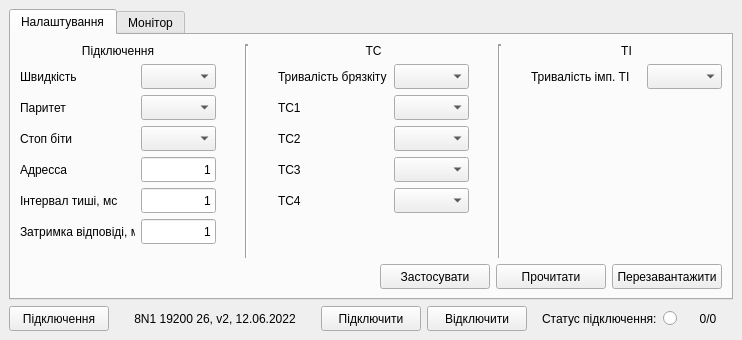
First picture: the form in mdio.ui, repository Goodjamp/Mdio, before the edit.
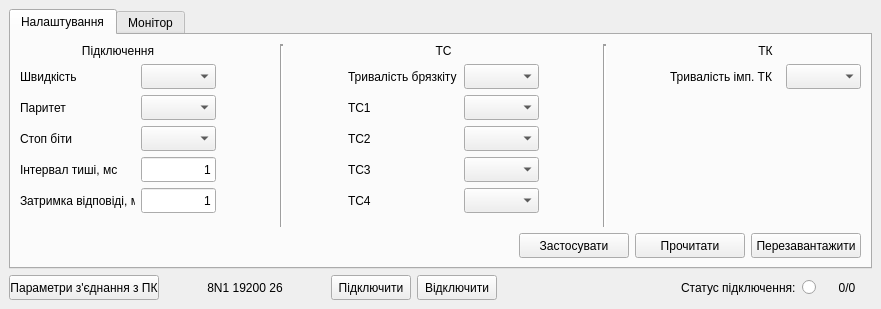
Second picture: the form after the edit.

Commit message: Updated user interface

What changed in the file:
```diff
--- a/mdio.ui
+++ b/mdio.ui
@@ -6,8 +6,8 @@
    <rect>
     <x>0</x>
     <y>0</y>
-    <width>742</width>
-    <height>340</height>
+    <width>881</width>
+    <height>309</height>
    </rect>
   </property>
   <property name="windowTitle">
@@ -41,10 +41,70 @@
             </item>
             <item>
              <layout class="QGridLayout" name="glConnectionInternal">
-              <item row="2" column="0">
-               <widget class="QLabel" name="lStopBits">
+              <item row="3" column="1">
+               <widget class="QLineEdit" name="lineEdit">
                 <property name="minimumSize">
                  <size>
+                  <width>75</width>
+                  <height>25</height>
+                 </size>
+                </property>
+                <property name="maximumSize">
+                 <size>
+                  <width>75</width>
+                  <height>25</height>
+                 </size>
+                </property>
+                <property name="text">
+                 <string>1</string>
+                </property>
+                <property name="alignment">
+                 <set>Qt::AlignRight|Qt::AlignTrailing|Qt::AlignVCenter</set>
+                </property>
+               </widget>
+              </item>
+              <item row="1" column="1">
+               <widget class="QComboBox" name="cbParity">
+                <property name="minimumSize">
+                 <size>
+                  <width>75</width>
+                  <height>25</height>
+                 </size>
+                </property>
+                <property name="maximumSize">
+                 <size>
+                  <width>75</width>
+                  <height>25</height>
+                 </size>
+                </property>
+               </widget>
+              </item>
+              <item row="4" column="1">
+               <widget class="QLineEdit" name="lineEdit_2">
+                <property name="minimumSize">
+                 <size>
+                  <width>75</width>
+                  <height>25</height>
+                 </size>
+                </property>
+                <property name="maximumSize">
+                 <size>
+                  <width>75</width>
+                  <height>25</height>
+                 </size>
+                </property>
+                <property name="text">
+                 <string>1</string>
+                </property>
+                <property name="alignment">
+                 <set>Qt::AlignRight|Qt::AlignTrailing|Qt::AlignVCenter</set>
+                </property>
+               </widget>
+              </item>
+              <item row="3" column="0">
+               <widget class="QLabel" name="lSilentInterval">
+                <property name="minimumSize">
+                 <size>
                   <width>115</width>
                   <height>25</height>
                  </size>
@@ -56,7 +116,7 @@
                  </size>
                 </property>
                 <property name="text">
-                 <string>Стоп біти</string>
+                 <string>Інтервал тиші, мс</string>
                 </property>
                </widget>
               </item>
@@ -79,6 +139,25 @@
                 </property>
                </widget>
               </item>
+              <item row="2" column="0">
+               <widget class="QLabel" name="lStopBits">
+                <property name="minimumSize">
+                 <size>
+                  <width>115</width>
+                  <height>25</height>
+                 </size>
+                </property>
+                <property name="maximumSize">
+                 <size>
+                  <width>115</width>
+                  <height>25</height>
+                 </size>
+                </property>
+                <property name="text">
+                 <string>Стоп біти</string>
+                </property>
+               </widget>
+              </item>
               <item row="1" column="0">
                <widget class="QLabel" name="lParity">
                 <property name="minimumSize">
@@ -98,137 +177,7 @@
                 </property>
                </widget>
               </item>
-              <item row="2" column="1">
-               <widget class="QComboBox" name="cbStopBits">
-                <property name="minimumSize">
-                 <size>
-                  <width>75</width>
-                  <height>25</height>
-                 </size>
-                </property>
-                <property name="maximumSize">
-                 <size>
-                  <width>75</width>
-                  <height>25</height>
-                 </size>
-                </property>
-               </widget>
-              </item>
-              <item row="0" column="1">
-               <widget class="QComboBox" name="cbBaudRate">
-                <property name="minimumSize">
-                 <size>
-                  <width>75</width>
-                  <height>25</height>
-                 </size>
-                </property>
-                <property name="maximumSize">
-                 <size>
-                  <width>75</width>
-                  <height>25</height>
-                 </size>
-                </property>
-               </widget>
-              </item>
-              <item row="4" column="1">
-               <widget class="QLineEdit" name="lineEdit">
-                <property name="minimumSize">
-                 <size>
-                  <width>75</width>
-                  <height>25</height>
-                 </size>
-                </property>
-                <property name="maximumSize">
-                 <size>
-                  <width>75</width>
-                  <height>25</height>
-                 </size>
-                </property>
-                <property name="text">
-                 <string>1</string>
-                </property>
-                <property name="alignment">
-                 <set>Qt::AlignRight|Qt::AlignTrailing|Qt::AlignVCenter</set>
-                </property>
-               </widget>
-              </item>
               <item row="4" column="0">
-               <widget class="QLabel" name="lSilentInterval">
-                <property name="minimumSize">
-                 <size>
-                  <width>115</width>
-                  <height>25</height>
-                 </size>
-                </property>
-                <property name="maximumSize">
-                 <size>
-                  <width>115</width>
-                  <height>25</height>
-                 </size>
-                </property>
-                <property name="text">
-                 <string>Інтервал тиші, мс</string>
-                </property>
-               </widget>
-              </item>
-              <item row="1" column="1">
-               <widget class="QComboBox" name="cbParity">
-                <property name="minimumSize">
-                 <size>
-                  <width>75</width>
-                  <height>25</height>
-                 </size>
-                </property>
-                <property name="maximumSize">
-                 <size>
-                  <width>75</width>
-                  <height>25</height>
-                 </size>
-                </property>
-               </widget>
-              </item>
-              <item row="3" column="0">
-               <widget class="QLabel" name="lAddress">
-                <property name="minimumSize">
-                 <size>
-                  <width>115</width>
-                  <height>25</height>
-                 </size>
-                </property>
-                <property name="maximumSize">
-                 <size>
-                  <width>115</width>
-                  <height>25</height>
-                 </size>
-                </property>
-                <property name="text">
-                 <string>Адресса</string>
-                </property>
-               </widget>
-              </item>
-              <item row="3" column="1">
-               <widget class="QLineEdit" name="leAddress">
-                <property name="minimumSize">
-                 <size>
-                  <width>75</width>
-                  <height>25</height>
-                 </size>
-                </property>
-                <property name="maximumSize">
-                 <size>
-                  <width>75</width>
-                  <height>25</height>
-                 </size>
-                </property>
-                <property name="text">
-                 <string>1</string>
-                </property>
-                <property name="alignment">
-                 <set>Qt::AlignRight|Qt::AlignTrailing|Qt::AlignVCenter</set>
-                </property>
-               </widget>
-              </item>
-              <item row="5" column="0">
                <widget class="QLabel" name="lBaudRate_2">
                 <property name="minimumSize">
                  <size>
@@ -247,8 +196,8 @@
                 </property>
                </widget>
               </item>
-              <item row="5" column="1">
-               <widget class="QLineEdit" name="lineEdit_2">
+              <item row="2" column="1">
+               <widget class="QComboBox" name="cbStopBits">
                 <property name="minimumSize">
                  <size>
                   <width>75</width>
@@ -261,11 +210,21 @@
                   <height>25</height>
                  </size>
                 </property>
-                <property name="text">
-                 <string>1</string>
+               </widget>
+              </item>
+              <item row="0" column="1">
+               <widget class="QComboBox" name="cbBaudRate">
+                <property name="minimumSize">
+                 <size>
+                  <width>75</width>
+                  <height>25</height>
+                 </size>
                 </property>
-                <property name="alignment">
-                 <set>Qt::AlignRight|Qt::AlignTrailing|Qt::AlignVCenter</set>
+                <property name="maximumSize">
+                 <size>
+                  <width>75</width>
+                  <height>25</height>
+                 </size>
                 </property>
                </widget>
               </item>
@@ -569,7 +528,7 @@
             <item>
              <widget class="QLabel" name="label_3">
               <property name="text">
-               <string>TІ</string>
+               <string>TК</string>
               </property>
               <property name="alignment">
                <set>Qt::AlignCenter</set>
@@ -609,7 +568,7 @@
                  </size>
                 </property>
                 <property name="text">
-                 <string>Тривалість імп. ТІ</string>
+                 <string>Тривалість імп. ТК</string>
                 </property>
                </widget>
               </item>
@@ -985,18 +944,18 @@
        <widget class="QPushButton" name="pbConnectionSettings">
         <property name="minimumSize">
          <size>
-          <width>100</width>
+          <width>150</width>
           <height>25</height>
          </size>
         </property>
         <property name="maximumSize">
          <size>
-          <width>100</width>
+          <width>150</width>
           <height>25</height>
          </size>
         </property>
         <property name="text">
-         <string>Підключення</string>
+         <string>Параметри з'єднання з ПК</string>
         </property>
        </widget>
       </item>
@@ -1004,18 +963,18 @@
        <widget class="QLabel" name="lConnectionSettings">
         <property name="minimumSize">
          <size>
-          <width>200</width>
+          <width>160</width>
           <height>25</height>
          </size>
         </property>
         <property name="maximumSize">
          <size>
-          <width>200</width>
+          <width>160</width>
           <height>25</height>
          </size>
         </property>
         <property name="text">
-         <string>8N1 19200 26, v2, 12.06.2022</string>
+         <string>8N1 19200 26</string>
         </property>
         <property name="alignment">
          <set>Qt::AlignCenter</set>
@@ -1026,13 +985,13 @@
        <widget class="QPushButton" name="pbConnect">
         <property name="minimumSize">
          <size>
-          <width>100</width>
+          <width>80</width>
           <height>25</height>
          </size>
         </property>
         <property name="maximumSize">
          <size>
-          <width>100</width>
+          <width>80</width>
           <height>25</height>
          </size>
         </property>
@@ -1045,13 +1004,13 @@
        <widget class="QPushButton" name="pbDisconnect">
         <property name="minimumSize">
          <size>
-          <width>100</width>
+          <width>80</width>
           <height>25</height>
          </size>
         </property>
         <property name="maximumSize">
          <size>
-          <width>100</width>
+          <width>80</width>
           <height>25</height>
          </size>
         </property>
```
The commit also changes 4 other files.
